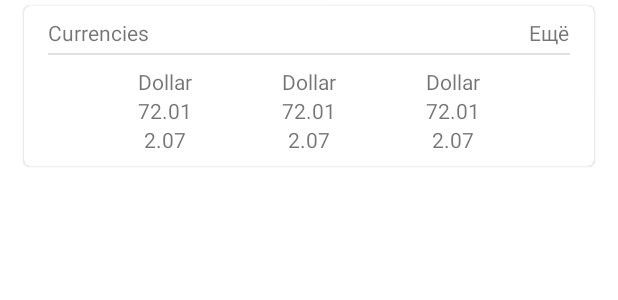
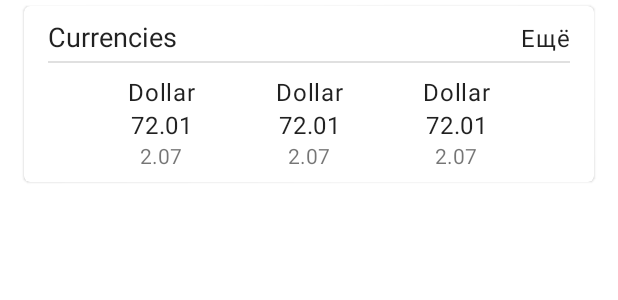
Before and after one commit to salboro/statAppp, an Android app: the layout feed_statistic_item.xml on its own in the app's theme, with its tools: preview values and no code run, on a phone screen of 412 x 824 dp. Shown: the top 300 px of the screen. Run offline under Robolectric (Android 15) with nearby library versions, the phone set to English and light mode, and no system bars.

Commit message:
Добавлены стили и стрелочки

```diff
--- a/app/src/main/res/layout/feed_favorite_item.xml
+++ b/app/src/main/res/layout/feed_favorite_item.xml
@@ -27,12 +27,14 @@
 
         <com.google.android.material.textview.MaterialTextView
             android:id="@+id/title"
+            style="@style/TextBody"
             android:layout_width="wrap_content"
             android:layout_height="wrap_content"
             tools:text="APPL" />
 
         <com.google.android.material.textview.MaterialTextView
             android:id="@+id/currentValue"
+            style="@style/TextBody"
             android:layout_width="wrap_content"
             android:layout_height="wrap_content"
             tools:text="9333" />
--- a/app/src/main/res/layout/feed_statistic_item.xml
+++ b/app/src/main/res/layout/feed_statistic_item.xml
@@ -15,6 +15,7 @@
 
         <com.google.android.material.textview.MaterialTextView
             android:id="@+id/title"
+            style="@style/Title"
             android:layout_width="wrap_content"
             android:layout_height="wrap_content"
             app:layout_constraintStart_toStartOf="parent"
@@ -23,9 +24,11 @@
 
         <com.google.android.material.textview.MaterialTextView
             android:id="@+id/moreButton"
+            style="@style/TextBody"
             android:layout_width="wrap_content"
             android:layout_height="wrap_content"
             android:text="@string/more"
+            app:layout_constraintBaseline_toBaselineOf="@id/title"
             app:layout_constraintEnd_toEndOf="parent"
             app:layout_constraintTop_toTopOf="parent" />
 
@@ -37,21 +40,22 @@
             android:paddingHorizontal="4dp"
             app:layout_constraintEnd_toEndOf="parent"
             app:layout_constraintStart_toStartOf="parent"
-            app:layout_constraintTop_toBottomOf="@id/moreButton" />
+            app:layout_constraintTop_toBottomOf="@id/title" />
 
         <LinearLayout
             android:id="@+id/firstGroup"
             android:layout_width="wrap_content"
             android:layout_height="wrap_content"
+            android:layout_marginTop="8dp"
             android:gravity="center"
             android:orientation="vertical"
-            android:layout_marginTop="8dp"
             app:layout_constraintEnd_toStartOf="@+id/secondGroup"
             app:layout_constraintStart_toStartOf="parent"
             app:layout_constraintTop_toBottomOf="@id/divider">
 
             <com.google.android.material.textview.MaterialTextView
                 android:id="@+id/firstTopicTitle"
+                style="@style/TextBody"
                 android:layout_width="wrap_content"
                 android:layout_height="wrap_content"
                 tools:ignore="MissingConstraints"
@@ -59,6 +63,7 @@
 
             <com.google.android.material.textview.MaterialTextView
                 android:id="@+id/firstCurrentValue"
+                style="@style/TextBody"
                 android:layout_width="wrap_content"
                 android:layout_height="wrap_content"
                 tools:ignore="MissingConstraints"
@@ -77,15 +82,16 @@
             android:id="@+id/secondGroup"
             android:layout_width="wrap_content"
             android:layout_height="wrap_content"
+            android:layout_marginTop="8dp"
             android:gravity="center"
             android:orientation="vertical"
-            android:layout_marginTop="8dp"
             app:layout_constraintEnd_toStartOf="@id/thirdGroup"
             app:layout_constraintStart_toEndOf="@id/firstGroup"
             app:layout_constraintTop_toBottomOf="@id/divider">
 
             <com.google.android.material.textview.MaterialTextView
                 android:id="@+id/secondTopicTitle"
+                style="@style/TextBody"
                 android:layout_width="wrap_content"
                 android:layout_height="wrap_content"
                 tools:ignore="MissingConstraints"
@@ -93,6 +99,7 @@
 
             <com.google.android.material.textview.MaterialTextView
                 android:id="@+id/secondCurrentValue"
+                style="@style/TextBody"
                 android:layout_width="wrap_content"
                 android:layout_height="wrap_content"
                 tools:ignore="MissingConstraints"
@@ -111,15 +118,16 @@
             android:id="@+id/thirdGroup"
             android:layout_width="wrap_content"
             android:layout_height="wrap_content"
+            android:layout_marginTop="8dp"
             android:gravity="center"
             android:orientation="vertical"
-            android:layout_marginTop="8dp"
             app:layout_constraintEnd_toEndOf="parent"
             app:layout_constraintStart_toEndOf="@id/secondGroup"
             app:layout_constraintTop_toBottomOf="@id/divider">
 
             <com.google.android.material.textview.MaterialTextView
                 android:id="@+id/thirdTopicTitle"
+                style="@style/TextBody"
                 android:layout_width="wrap_content"
                 android:layout_height="wrap_content"
                 tools:ignore="MissingConstraints"
@@ -127,6 +135,7 @@
 
             <com.google.android.material.textview.MaterialTextView
                 android:id="@+id/thirdCurrentValue"
+                style="@style/TextBody"
                 android:layout_width="wrap_content"
                 android:layout_height="wrap_content"
                 tools:ignore="MissingConstraints"
--- a/app/src/main/res/layout/fragment_details.xml
+++ b/app/src/main/res/layout/fragment_details.xml
@@ -11,6 +11,8 @@
 
         <androidx.appcompat.widget.Toolbar
             android:id="@+id/toolbar"
+            style="@style/StatAppToolbar"
+            app:navigationIcon="@drawable/ic_baseline_arrow_back_24"
             android:layout_width="match_parent"
             android:layout_height="match_parent"
             app:title="@string/app_name" />
--- a/app/src/main/res/layout/fragment_feed.xml
+++ b/app/src/main/res/layout/fragment_feed.xml
@@ -11,6 +11,7 @@
 
         <androidx.appcompat.widget.Toolbar
             android:id="@+id/toolbar"
+            style="@style/StatAppToolbar"
             android:layout_width="match_parent"
             android:layout_height="match_parent"
             app:title="@string/app_name" />
--- a/app/src/main/res/layout/fragment_select_details.xml
+++ b/app/src/main/res/layout/fragment_select_details.xml
@@ -11,6 +11,8 @@
 
         <androidx.appcompat.widget.Toolbar
             android:id="@+id/toolbar"
+            style="@style/StatAppToolbar"
+            app:navigationIcon="@drawable/ic_baseline_arrow_back_24"
             android:layout_width="match_parent"
             android:layout_height="match_parent"
             app:title="@string/app_name" />
--- a/app/src/main/res/layout/select_details_item.xml
+++ b/app/src/main/res/layout/select_details_item.xml
@@ -13,8 +13,10 @@
 
         <com.google.android.material.textview.MaterialTextView
             android:id="@+id/title"
+            style="@style/Title"
             android:layout_width="wrap_content"
             android:layout_height="wrap_content"
+            android:layout_marginStart="8dp"
             android:layout_weight="0.9"
             android:layout_gravity="center_vertical"
             tools:text="asada"/>
--- /dev/null
+++ b/app/src/main/res/values/styles.xml
@@ -0,0 +1,16 @@
+<?xml version="1.0" encoding="utf-8"?>
+<resources>
+
+    <style name="StatAppToolbar" parent="Widget.MaterialComponents.Toolbar.Surface">
+        <item name="titleTextAppearance">@style/TitleHeadline</item>
+    </style>
+
+    <style name="TextBody" parent="TextAppearance.MaterialComponents.Body1"></style>
+
+    <style name="TitleHeadline" parent="TextAppearance.AppCompat.Headline" />
+
+    <style name="Title" parent="TextAppearance.AppCompat.Headline">
+        <item name="android:textSize">18sp</item>
+    </style>
+
+</resources>
```
Also changed, not shown: app/src/main/res/drawable/ic_baseline_arrow_back_24.xml (added, +10 -0 lines).
